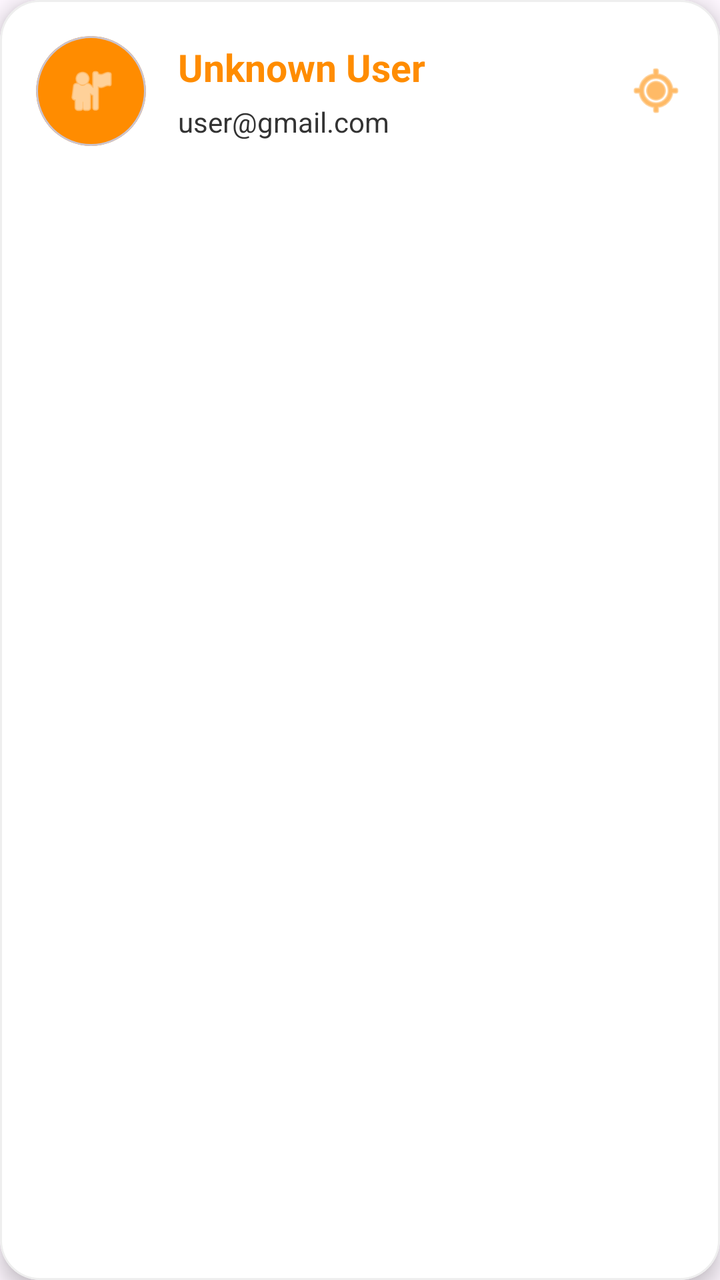
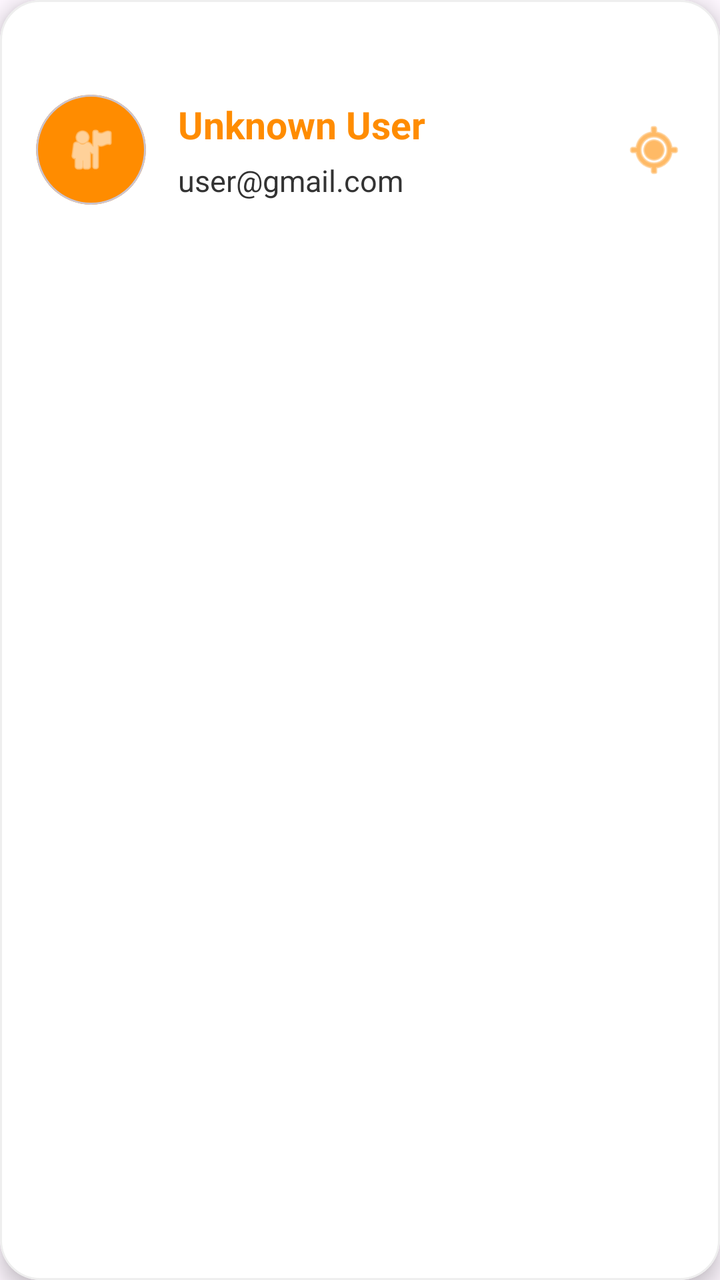

The first picture is an Android layout as it rendered before a commit; the second is the same layout after the commit. The layout source and the unified diff follow.
<!-- AndroidManifest.xml: application theme Theme.Job3 -->
<!-- res/layout/item_friend.xml -->
<?xml version="1.0" encoding="utf-8"?>
<com.google.android.material.card.MaterialCardView
    xmlns:android="http://schemas.android.com/apk/res/android"
    xmlns:app="http://schemas.android.com/apk/res-auto"

    android:layout_width="match_parent"
    android:layout_height="wrap_content"

    android:layout_marginStart="16dp"
    android:layout_marginEnd="16dp"
    android:layout_marginTop="8dp"
    android:layout_marginBottom="8dp"

    app:cardCornerRadius="20dp"
    app:cardElevation="6dp"

    app:strokeWidth="1dp"
    app:strokeColor="#EEEEEE"

    android:backgroundTint="@color/white">



    <LinearLayout

        android:layout_width="match_parent"
        android:layout_height="wrap_content"

        android:orientation="horizontal"

        android:gravity="center_vertical"

        android:padding="18dp">





        

        <com.google.android.material.card.MaterialCardView

            android:layout_width="55dp"
            android:layout_height="55dp"

            app:cardCornerRadius="28dp"

            android:backgroundTint="@color/orange">


            <ImageView

                android:layout_width="match_parent"
                android:layout_height="match_parent"

                android:src="@android:drawable/ic_menu_myplaces"

                android:tint="@color/white"

                android:padding="14dp"

                android:contentDescription="User"/>


        </com.google.android.material.card.MaterialCardView>







        

        <LinearLayout

            android:layout_width="0dp"

            android:layout_height="wrap_content"

            android:layout_weight="1"

            android:orientation="vertical"

            android:layout_marginStart="16dp">





            <TextView

                android:id="@+id/tvName"

                android:layout_width="match_parent"

                android:layout_height="wrap_content"

                android:text="Unknown User"

                android:textSize="19sp"

                android:textStyle="bold"

                android:textColor="@color/orange"/>





            <TextView

                android:id="@+id/tvEmail"

                android:layout_width="match_parent"

                android:layout_height="wrap_content"

                android:text="user@gmail.com"

                android:textSize="14sp"

                android:textColor="@color/dark_text"

                android:layout_marginTop="5dp"/>




        </LinearLayout>







        

        <ImageView

            android:layout_width="28dp"

            android:layout_height="28dp"

            android:src="@android:drawable/ic_menu_mylocation"

            android:tint="@color/orange"

            android:contentDescription="Location"/>



    </LinearLayout>



</com.google.android.material.card.MaterialCardView>
<!-- resources referenced by this layout -->
<resources>
  <color name="dark_text">#333333</color>
  <color name="orange">#FF8C00</color>
  <color name="white">#FFFFFF</color>
  <style name="Theme.Job3" parent="Base.Theme.Job3" />
  <style name="Base.Theme.Job3" parent="Theme.Material3.DayNight.NoActionBar">
          
          
      </style>
</resources>

<!-- the commit's change to res/layout/item_friend.xml (unified diff, before → after) -->
@@ -6,35 +6,36 @@
     android:layout_width="match_parent"
     android:layout_height="wrap_content"
 
-    android:layout_marginStart="16dp"
-    android:layout_marginEnd="16dp"
+    android:layout_marginStart="4dp"
+    android:layout_marginEnd="4dp"
     android:layout_marginTop="8dp"
     android:layout_marginBottom="8dp"
 
     app:cardCornerRadius="20dp"
     app:cardElevation="6dp"
-
     app:strokeWidth="1dp"
     app:strokeColor="#EEEEEE"
 
+    android:clickable="true"
+    android:focusable="true"
+    android:foreground="?attr/selectableItemBackground"
+
     android:backgroundTint="@color/white">
-
-
 
     <LinearLayout
 
         android:layout_width="match_parent"
         android:layout_height="wrap_content"
 
+        android:minHeight="150dp"
+
         android:orientation="horizontal"
-
         android:gravity="center_vertical"
 
-        android:padding="18dp">
-
-
-
-
+        android:paddingStart="18dp"
+        android:paddingEnd="18dp"
+        android:paddingTop="18dp"
+        android:paddingBottom="18dp">
 
         
 
@@ -43,10 +44,12 @@
             android:layout_width="55dp"
             android:layout_height="55dp"
 
+            android:layout_gravity="center_vertical"
+
             app:cardCornerRadius="28dp"
+            app:cardElevation="0dp"
 
             android:backgroundTint="@color/orange">
-
 
             <ImageView
 
@@ -54,105 +57,78 @@
                 android:layout_height="match_parent"
 
                 android:src="@android:drawable/ic_menu_myplaces"
-
                 android:tint="@color/white"
 
                 android:padding="14dp"
 
                 android:contentDescription="User"/>
 
-
         </com.google.android.material.card.MaterialCardView>
-
-
-
-
-
-
 
         
 
         <LinearLayout
 
             android:layout_width="0dp"
-
             android:layout_height="wrap_content"
 
             android:layout_weight="1"
 
-            android:orientation="vertical"
+            android:layout_marginStart="16dp"
+            android:layout_marginEnd="12dp"
 
-            android:layout_marginStart="16dp">
-
-
-
-
+            android:orientation="vertical">
 
             <TextView
 
                 android:id="@+id/tvName"
 
                 android:layout_width="match_parent"
+                android:layout_height="wrap_content"
 
-                android:layout_height="wrap_content"
+                android:maxLines="1"
+                android:ellipsize="end"
 
                 android:text="Unknown User"
 
                 android:textSize="19sp"
-
                 android:textStyle="bold"
 
                 android:textColor="@color/orange"/>
-
-
-
-
 
             <TextView
 
                 android:id="@+id/tvEmail"
 
                 android:layout_width="match_parent"
+                android:layout_height="wrap_content"
 
-                android:layout_height="wrap_content"
+                android:maxLines="1"
+                android:ellipsize="end"
+                android:singleLine="true"
 
                 android:text="user@gmail.com"
 
-                android:textSize="14sp"
+                android:textSize="15sp"
 
                 android:textColor="@color/dark_text"
 
                 android:layout_marginTop="5dp"/>
 
-
-
-
         </LinearLayout>
-
-
-
-
-
-
 
         
 
         <ImageView
 
-            android:layout_width="28dp"
-
-            android:layout_height="28dp"
+            android:layout_width="30dp"
+            android:layout_height="30dp"
 
             android:src="@android:drawable/ic_menu_mylocation"
-
             android:tint="@color/orange"
 
             android:contentDescription="Location"/>
 
-
-
     </LinearLayout>
 
-
-
 </com.google.android.material.card.MaterialCardView>
